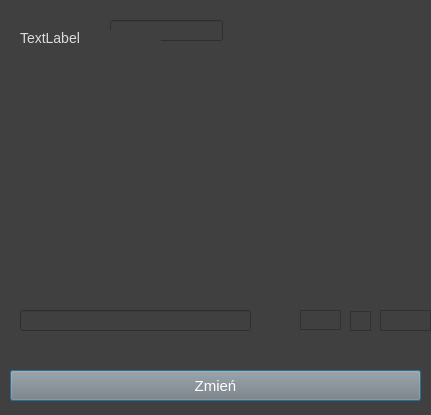
Above: ZIIBD/DBConnectionProject/DBConnection/queries/updatetable.ui from jkrolik1/school before the change. Below: the same form after it.
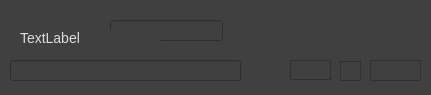
That is the form after the change.

Commit message: Insert and update responsive layout

```diff
--- a/ZIIBD/DBConnectionProject/DBConnection/queries/updatetable.ui
+++ b/ZIIBD/DBConnectionProject/DBConnection/queries/updatetable.ui
@@ -7,7 +7,7 @@
     <x>0</x>
     <y>0</y>
     <width>431</width>
-    <height>415</height>
+    <height>95</height>
    </rect>
   </property>
   <property name="windowTitle">
@@ -22,8 +22,8 @@
    </property>
    <property name="geometry">
     <rect>
-     <x>350</x>
-     <y>311</y>
+     <x>340</x>
+     <y>61</y>
      <width>21</width>
      <height>20</height>
     </rect>
@@ -59,8 +59,8 @@
   <widget class="QTableView" name="tableView_2">
    <property name="geometry">
     <rect>
-     <x>300</x>
-     <y>310</y>
+     <x>290</x>
+     <y>60</y>
      <width>41</width>
      <height>20</height>
     </rect>
@@ -69,8 +69,8 @@
   <widget class="QTableView" name="tableView_3">
    <property name="geometry">
     <rect>
-     <x>380</x>
-     <y>310</y>
+     <x>370</x>
+     <y>60</y>
      <width>51</width>
      <height>21</height>
     </rect>
@@ -79,32 +79,12 @@
   <widget class="QLineEdit" name="lineEdit_2">
    <property name="geometry">
     <rect>
-     <x>20</x>
-     <y>310</y>
-     <width>231</width>
-     <height>21</height>
-    </rect>
-   </property>
-  </widget>
-  <widget class="QPushButton" name="pushButton">
-   <property name="geometry">
-    <rect>
      <x>10</x>
-     <y>370</y>
-     <width>411</width>
-     <height>31</height>
+     <y>60</y>
+     <width>231</width>
+     <height>21</height>
     </rect>
    </property>
-   <property name="styleSheet">
-    <string notr="true">font-size: 15px;
-background-color: rgb(128,128,128);
-color: 	white;
-
-</string>
-   </property>
-   <property name="text">
-    <string>Zmień</string>
-   </property>
   </widget>
  </widget>
  <resources/>
```
The commit also changes 5 other files.
